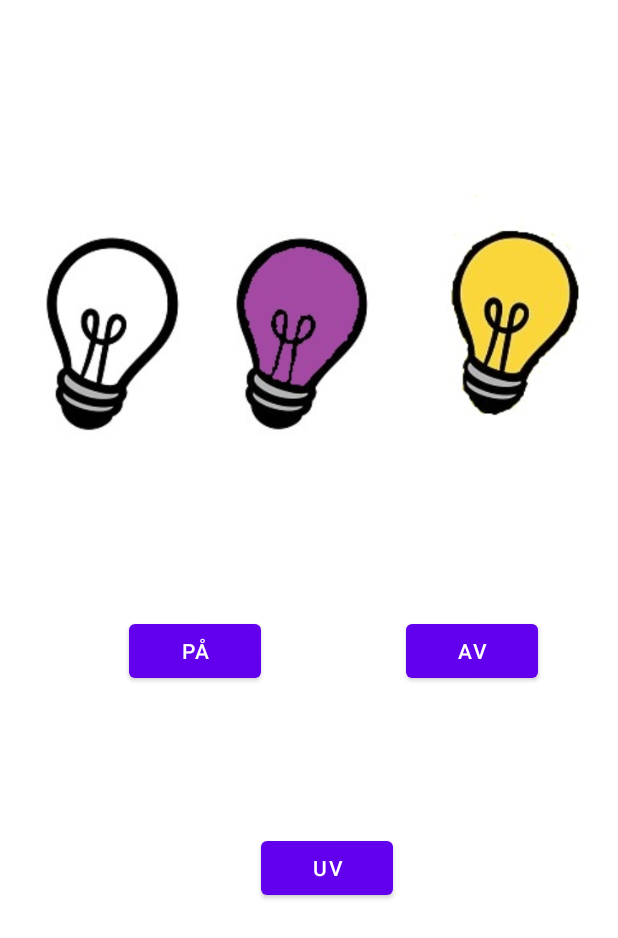
After one commit to MarcusJak/Lampa2, an Android app: the layout activity_av_pa_uv.xml on its own in the app's theme, with its tools: preview values and no code run, on a phone screen of 412 x 824 dp. The commit adds this screen. Shown: the top 938 px of the screen. Run offline under Robolectric (Android 15) with nearby library versions, the phone set to English and light mode, and no system bars.

Commit message:
dehär är av på uv knapparna som "kommer" ha en knapp inne i första sidan som går till denna. eller så kommer de finnas på första sidan. (obestämt)

```diff
--- /dev/null
+++ b/app/src/main/res/layout/activity_av_pa_uv.xml
@@ -0,0 +1,81 @@
+<?xml version="1.0" encoding="utf-8"?>
+<androidx.constraintlayout.widget.ConstraintLayout xmlns:android="http://schemas.android.com/apk/res/android"
+    xmlns:app="http://schemas.android.com/apk/res-auto"
+    xmlns:tools="http://schemas.android.com/tools"
+    android:layout_width="match_parent"
+    android:layout_height="match_parent"
+    tools:context=".settings">
+
+    <Button
+        android:id="@+id/button"
+        android:layout_width="wrap_content"
+        android:layout_height="wrap_content"
+        android:text="@string/pa"
+        app:layout_constraintBottom_toTopOf="@+id/button3"
+        app:layout_constraintEnd_toEndOf="parent"
+        app:layout_constraintHorizontal_bias="0.266"
+        app:layout_constraintStart_toStartOf="parent"
+        app:layout_constraintTop_toTopOf="parent"
+        app:layout_constraintVertical_bias="0.809" />
+
+    <Button
+        android:id="@+id/button2"
+        android:layout_width="wrap_content"
+        android:layout_height="wrap_content"
+        android:text="@string/av"
+        app:layout_constraintBottom_toTopOf="@+id/button3"
+        app:layout_constraintEnd_toEndOf="parent"
+        app:layout_constraintHorizontal_bias="0.644"
+        app:layout_constraintStart_toEndOf="@+id/button"
+        app:layout_constraintTop_toTopOf="parent"
+        app:layout_constraintVertical_bias="0.809" />
+
+    <Button
+        android:id="@+id/button3"
+        android:layout_width="wrap_content"
+        android:layout_height="wrap_content"
+        android:text="@string/uv"
+        app:layout_constraintBottom_toBottomOf="parent"
+        app:layout_constraintEnd_toEndOf="@+id/button2"
+        app:layout_constraintHorizontal_bias="0.478"
+        app:layout_constraintStart_toStartOf="@+id/button"
+        app:layout_constraintTop_toTopOf="parent"
+        app:layout_constraintVertical_bias="0.715" />
+
+    <ImageView
+        android:id="@+id/imageView"
+        android:layout_width="106dp"
+        android:layout_height="210dp"
+        android:contentDescription="@string/todo"
+        app:layout_constraintBottom_toBottomOf="parent"
+        app:layout_constraintEnd_toEndOf="@+id/button2"
+        app:layout_constraintHorizontal_bias="0.065"
+        app:layout_constraintStart_toStartOf="parent"
+        app:layout_constraintTop_toTopOf="parent"
+        app:layout_constraintVertical_bias="0.186"
+        app:srcCompat="@drawable/lampaav" />
+
+    <ImageView
+        android:id="@+id/imageView2"
+        android:layout_width="136dp"
+        android:layout_height="267dp"
+        app:layout_constraintBottom_toBottomOf="parent"
+        app:layout_constraintEnd_toEndOf="parent"
+        app:layout_constraintHorizontal_bias="0.967"
+        app:layout_constraintStart_toEndOf="@+id/imageView"
+        app:layout_constraintTop_toTopOf="parent"
+        app:layout_constraintVertical_bias="0.133"
+        app:srcCompat="@drawable/lampapa" />
+
+    <ImageView
+        android:id="@+id/imageView4"
+        android:layout_width="105dp"
+        android:layout_height="210dp"
+        app:layout_constraintBottom_toBottomOf="parent"
+        app:layout_constraintEnd_toStartOf="@+id/imageView2"
+        app:layout_constraintHorizontal_bias="0.488"
+        app:layout_constraintStart_toEndOf="@+id/imageView"
+        app:layout_constraintTop_toTopOf="parent"
+        app:layout_constraintVertical_bias="0.186"
+        app:srcCompat="@drawable/uvlampa" />
+</androidx.constraintlayout.widget.ConstraintLayout>
--- a/app/src/main/res/values/strings.xml
+++ b/app/src/main/res/values/strings.xml
@@ -1,3 +1,7 @@
 <resources>
     <string name="app_name">Lampa2</string>
+    <string name="pa">På</string>
+    <string name="av">AV</string>
+    <string name="uv">UV</string>
+    <string name="todo">TODO</string>
 </resources>
```
Also changed, not shown: app/src/main/res/drawable/lampaav.jpg (added), app/src/main/res/drawable/lampapa.jpg (added), app/src/main/res/drawable/off.jpg (added), app/src/main/res/drawable/on.jpg (added), app/src/main/res/drawable/p_av__2_.png (added), app/src/main/res/drawable/pav.png (added), app/src/main/res/drawable/uv.jpg (added), app/src/main/res/drawable/uvlampa.jpg (added).
